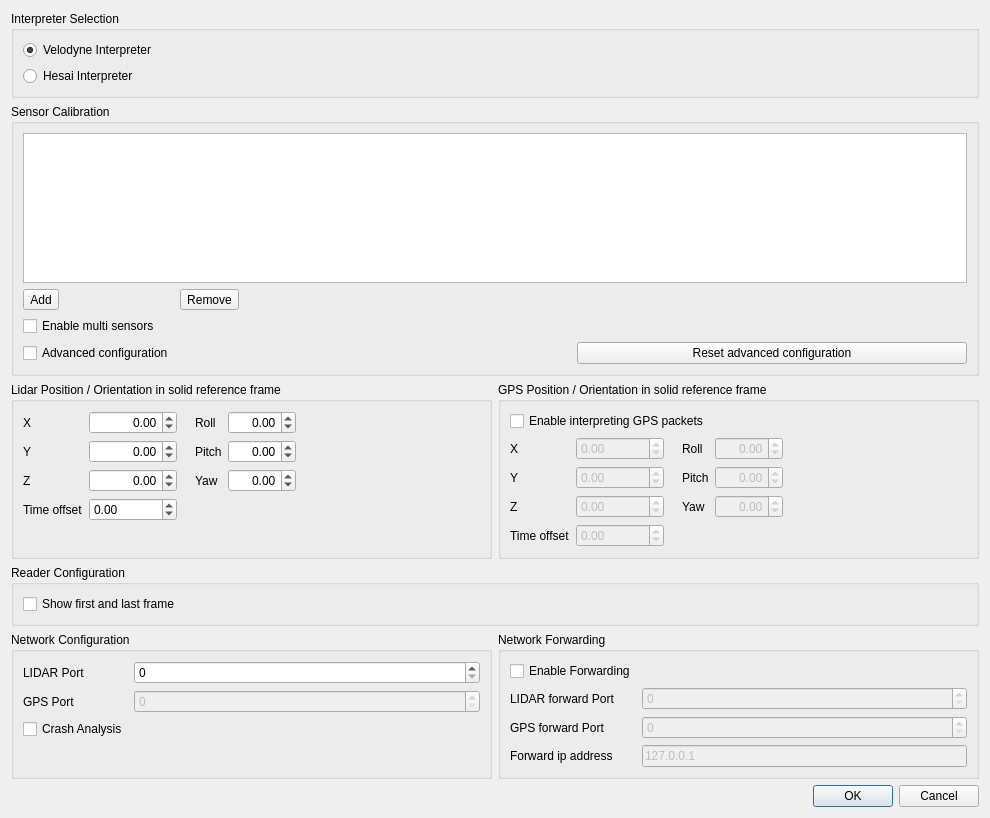
Before: the Qt Designer form Application/Ui/Widgets/vvCalibrationDialog.ui in Kitware/LidarView, drawn with Qt 5.
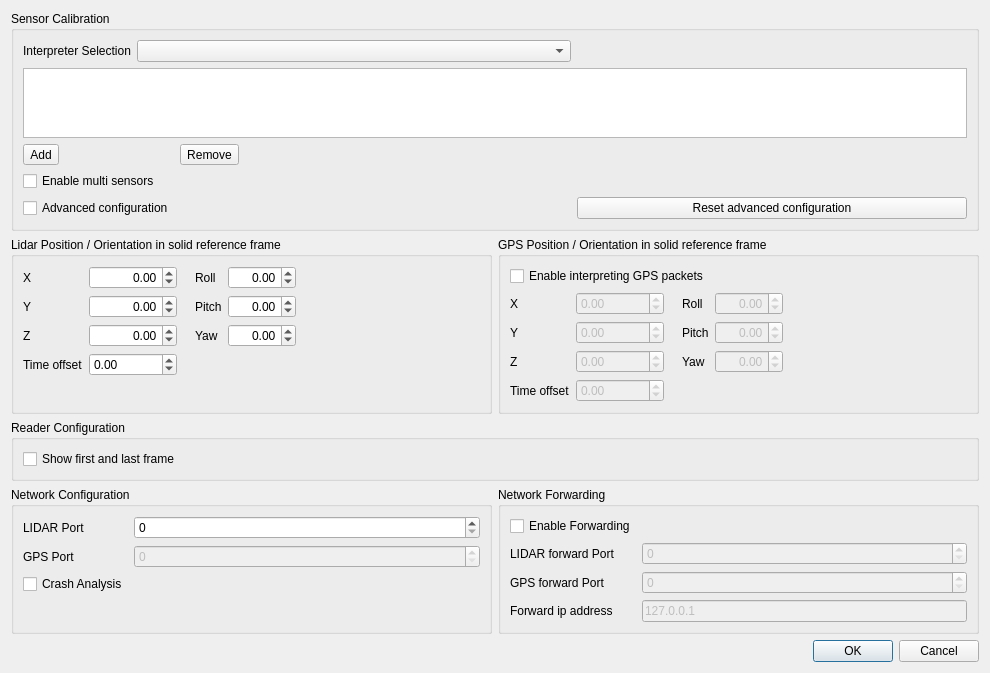
After: the same form once the commit is applied. Icons and pictures are not drawn.

Commit message:
[feat] Change dynamically calibration files when interpreter changes
- Seperate calibration files depending of their interpreter and dynamically
change them when the interpreter changes.
- Replace the interpreter radio button for a dropdown box for the selection.
- Save last used interpreter.

```diff
--- a/Application/Ui/Widgets/vvCalibrationDialog.ui
+++ b/Application/Ui/Widgets/vvCalibrationDialog.ui
@@ -7,33 +7,58 @@
     <x>0</x>
     <y>0</y>
     <width>990</width>
-    <height>818</height>
+    <height>654</height>
    </rect>
   </property>
   <property name="windowTitle">
    <string>Sensor Configuration</string>
   </property>
   <layout class="QGridLayout" name="gridLayout_2">
-   <item row="1" column="0" colspan="2">
+   <item row="2" column="0" colspan="2">
+    <widget class="QGroupBox" name="ReaderGroup">
+     <property name="title">
+      <string>Reader Configuration</string>
+     </property>
+     <layout class="QFormLayout" name="_2">
+      <property name="fieldGrowthPolicy">
+       <enum>QFormLayout::AllNonFixedFieldsGrow</enum>
+      </property>
+      <item row="0" column="0">
+       <widget class="QCheckBox" name="ShowFirstAndLastFrame">
+        <property name="enabled">
+         <bool>true</bool>
+        </property>
+        <property name="toolTip">
+         <string>Show first and last frame which are usually incomplete.</string>
+        </property>
+        <property name="text">
+         <string>Show first and last frame</string>
+        </property>
+       </widget>
+      </item>
+     </layout>
+    </widget>
+   </item>
+   <item row="0" column="0" colspan="2">
     <widget class="QGroupBox" name="CalibrationGroup">
      <property name="title">
       <string>Sensor Calibration</string>
      </property>
      <layout class="QGridLayout" name="gridLayout">
-      <item row="1" column="2">
-       <spacer name="horizontalSpacer">
-        <property name="orientation">
-         <enum>Qt::Horizontal</enum>
+      <item row="0" column="0">
+       <widget class="QLabel" name="InterpreterSelectionLabel">
+        <property name="text">
+         <string>Interpreter Selection</string>
         </property>
-        <property name="sizeHint" stdset="0">
-         <size>
-          <width>224</width>
-          <height>20</height>
-         </size>
-        </property>
-       </spacer>
+       </widget>
       </item>
-      <item row="1" column="0">
+      <item row="0" column="1" colspan="2">
+       <widget class="QComboBox" name="InterpreterSelectionBox"/>
+      </item>
+      <item row="1" column="0" colspan="4">
+       <widget class="QListWidget" name="ListWidget"/>
+      </item>
+      <item row="2" column="0">
        <widget class="QToolButton" name="AddButton">
         <property name="text">
          <string>Add</string>
@@ -47,27 +72,7 @@
         </property>
        </widget>
       </item>
-      <item row="0" column="0" colspan="3">
-       <widget class="QListWidget" name="ListWidget"/>
-      </item>
-      <item row="3" column="2">
-       <widget class="QPushButton" name="ClearSettingsPushButton">
-        <property name="toolTip">
-         <string>Reset the advanced configuration by default</string>
-        </property>
-        <property name="text">
-         <string>Reset advanced configuration</string>
-        </property>
-       </widget>
-      </item>
-      <item row="3" column="0">
-       <widget class="QCheckBox" name="AdvancedConfiguration">
-        <property name="text">
-         <string>Advanced configuration</string>
-        </property>
-       </widget>
-      </item>
-      <item row="1" column="1">
+      <item row="2" column="2">
        <widget class="QToolButton" name="RemoveButton">
         <property name="text">
          <string>Remove</string>
@@ -81,30 +86,60 @@
         </property>
        </widget>
       </item>
-      <item row="3" column="1">
-       <spacer name="horizontalSpacer_5">
+      <item row="2" column="3">
+       <spacer name="horizontalSpacer">
         <property name="orientation">
          <enum>Qt::Horizontal</enum>
         </property>
         <property name="sizeHint" stdset="0">
          <size>
-          <width>220</width>
+          <width>224</width>
           <height>20</height>
          </size>
         </property>
        </spacer>
       </item>
-      <item row="2" column="0">
+      <item row="3" column="0" colspan="2">
        <widget class="QCheckBox" name="EnableMultiSensors">
         <property name="text">
          <string>Enable multi sensors</string>
         </property>
        </widget>
       </item>
+      <item row="4" column="0" colspan="2">
+       <widget class="QCheckBox" name="AdvancedConfiguration">
+        <property name="text">
+         <string>Advanced configuration</string>
+        </property>
+       </widget>
+      </item>
+      <item row="4" column="2">
+       <spacer name="horizontalSpacer_5">
+        <property name="orientation">
+         <enum>Qt::Horizontal</enum>
+        </property>
+        <property name="sizeHint" stdset="0">
+         <size>
+          <width>220</width>
+          <height>20</height>
+         </size>
+        </property>
+       </spacer>
+      </item>
+      <item row="4" column="3">
+       <widget class="QPushButton" name="ClearSettingsPushButton">
+        <property name="toolTip">
+         <string>Reset the advanced configuration by default</string>
+        </property>
+        <property name="text">
+         <string>Reset advanced configuration</string>
+        </property>
+       </widget>
+      </item>
      </layout>
     </widget>
    </item>
-   <item row="2" column="0">
+   <item row="1" column="0">
     <widget class="QGroupBox" name="LidarPositionOrientationGroup">
      <property name="title">
       <string>Lidar Position / Orientation in solid reference frame</string>
@@ -290,7 +325,17 @@
      </layout>
     </widget>
    </item>
-   <item row="2" column="1">
+   <item row="4" column="1">
+    <widget class="QDialogButtonBox" name="ButtonBox">
+     <property name="orientation">
+      <enum>Qt::Horizontal</enum>
+     </property>
+     <property name="standardButtons">
+      <set>QDialogButtonBox::Cancel|QDialogButtonBox::Ok</set>
+     </property>
+    </widget>
+   </item>
+   <item row="1" column="1">
     <widget class="QGroupBox" name="GPSPositionOrientationGroup">
      <property name="title">
       <string>GPS Position / Orientation in solid reference frame</string>
@@ -505,85 +550,7 @@
      </layout>
     </widget>
    </item>
-   <item row="3" column="0" colspan="2">
-    <widget class="QGroupBox" name="ReaderGroup">
-     <property name="title">
-      <string>Reader Configuration</string>
-     </property>
-     <layout class="QFormLayout" name="_2">
-      <property name="fieldGrowthPolicy">
-       <enum>QFormLayout::AllNonFixedFieldsGrow</enum>
-      </property>
-      <item row="0" column="0">
-       <widget class="QCheckBox" name="ShowFirstAndLastFrame">
-        <property name="enabled">
-         <bool>true</bool>
-        </property>
-        <property name="toolTip">
-         <string>Show first and last frame which are usually incomplete.</string>
-        </property>
-        <property name="text">
-         <string>Show first and last frame</string>
-        </property>
-       </widget>
-      </item>
-     </layout>
-    </widget>
-   </item>
-   <item row="4" column="0">
-    <widget class="QGroupBox" name="NetworkGroup">
-     <property name="title">
-      <string>Network Configuration</string>
-     </property>
-     <layout class="QFormLayout">
-      <property name="fieldGrowthPolicy">
-       <enum>QFormLayout::AllNonFixedFieldsGrow</enum>
-      </property>
-      <item row="0" column="0">
-       <widget class="QLabel" name="LidarPortLabel">
-        <property name="text">
-         <string>LIDAR Port</string>
-        </property>
-       </widget>
-      </item>
-      <item row="0" column="1">
-       <widget class="QSpinBox" name="LidarPortSpinBox">
-        <property name="maximum">
-         <number>65535</number>
-        </property>
-       </widget>
-      </item>
-      <item row="1" column="0">
-       <widget class="QLabel" name="GPSPortLabel">
-        <property name="text">
-         <string>GPS Port</string>
-        </property>
-       </widget>
-      </item>
-      <item row="1" column="1">
-       <widget class="QSpinBox" name="GPSPortSpinBox">
-        <property name="enabled">
-         <bool>false</bool>
-        </property>
-        <property name="maximum">
-         <number>65535</number>
-        </property>
-       </widget>
-      </item>
-      <item row="2" column="0">
-       <widget class="QCheckBox" name="CrashAnalysisCheckBox">
-        <property name="enabled">
-         <bool>true</bool>
-        </property>
-        <property name="text">
-         <string>Crash Analysis</string>
-        </property>
-       </widget>
-      </item>
-     </layout>
-    </widget>
-   </item>
-   <item row="4" column="1">
+   <item row="3" column="1">
     <widget class="QGroupBox" name="NetworkForwardingGroup">
      <property name="title">
       <string>Network Forwarding</string>
@@ -656,36 +623,53 @@
      </layout>
     </widget>
    </item>
-   <item row="5" column="1">
-    <widget class="QDialogButtonBox" name="ButtonBox">
-     <property name="orientation">
-      <enum>Qt::Horizontal</enum>
-     </property>
-     <property name="standardButtons">
-      <set>QDialogButtonBox::Cancel|QDialogButtonBox::Ok</set>
-     </property>
-    </widget>
-   </item>
-   <item row="0" column="0" colspan="2">
-    <widget class="QGroupBox" name="InterpreterBox">
+   <item row="3" column="0">
+    <widget class="QGroupBox" name="NetworkGroup">
      <property name="title">
-      <string>Interpreter Selection</string>
+      <string>Network Configuration</string>
      </property>
-     <layout class="QVBoxLayout" name="verticalLayout">
-      <item>
-       <widget class="QRadioButton" name="interpreterRadio_velodyne">
+     <layout class="QFormLayout">
+      <property name="fieldGrowthPolicy">
+       <enum>QFormLayout::AllNonFixedFieldsGrow</enum>
+      </property>
+      <item row="0" column="0">
+       <widget class="QLabel" name="LidarPortLabel">
         <property name="text">
-         <string>Velodyne Interpreter</string>
+         <string>LIDAR Port</string>
         </property>
-        <property name="checked">
+       </widget>
+      </item>
+      <item row="0" column="1">
+       <widget class="QSpinBox" name="LidarPortSpinBox">
+        <property name="maximum">
+         <number>65535</number>
+        </property>
+       </widget>
+      </item>
+      <item row="1" column="0">
+       <widget class="QLabel" name="GPSPortLabel">
+        <property name="text">
+         <string>GPS Port</string>
+        </property>
+       </widget>
+      </item>
+      <item row="1" column="1">
+       <widget class="QSpinBox" name="GPSPortSpinBox">
+        <property name="enabled">
+         <bool>false</bool>
+        </property>
+        <property name="maximum">
+         <number>65535</number>
+        </property>
+       </widget>
+      </item>
+      <item row="2" column="0">
+       <widget class="QCheckBox" name="CrashAnalysisCheckBox">
+        <property name="enabled">
          <bool>true</bool>
         </property>
-       </widget>
-      </item>
-      <item>
-       <widget class="QRadioButton" name="interpreterRadio_hesai">
         <property name="text">
-         <string>Hesai Interpreter</string>
+         <string>Crash Analysis</string>
         </property>
        </widget>
       </item>
```
The commit also changes 5 other files.
